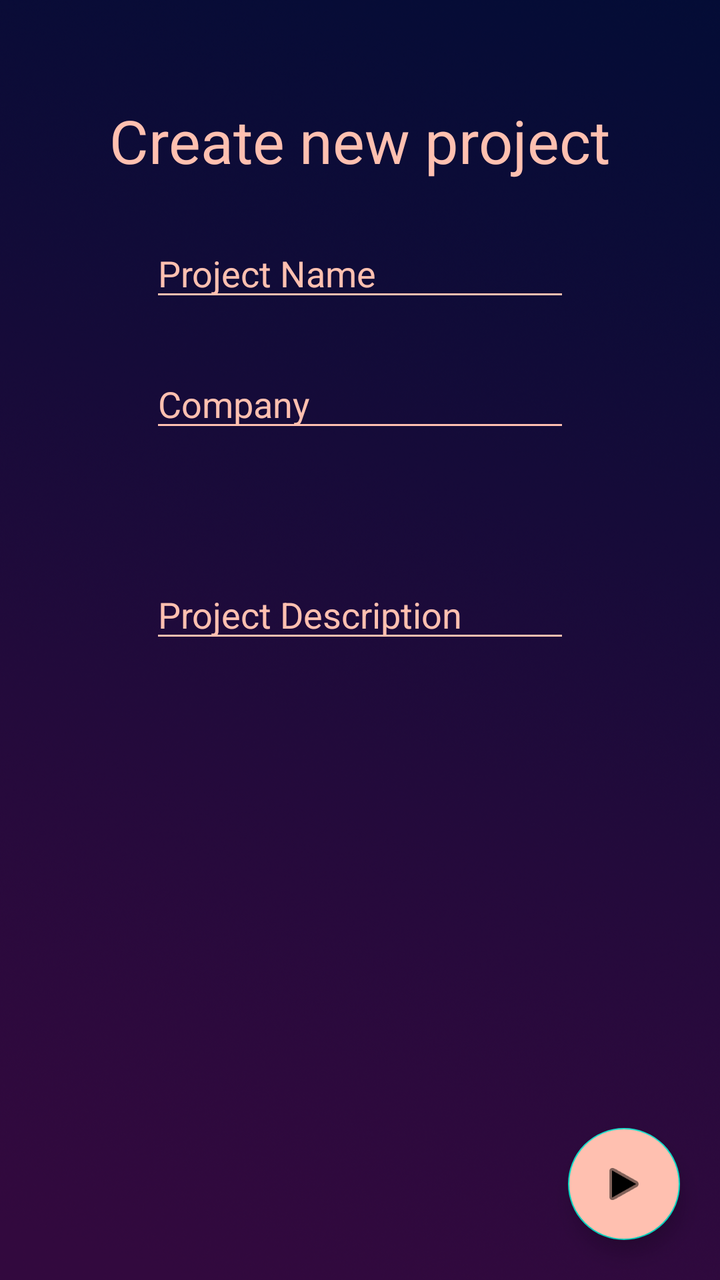
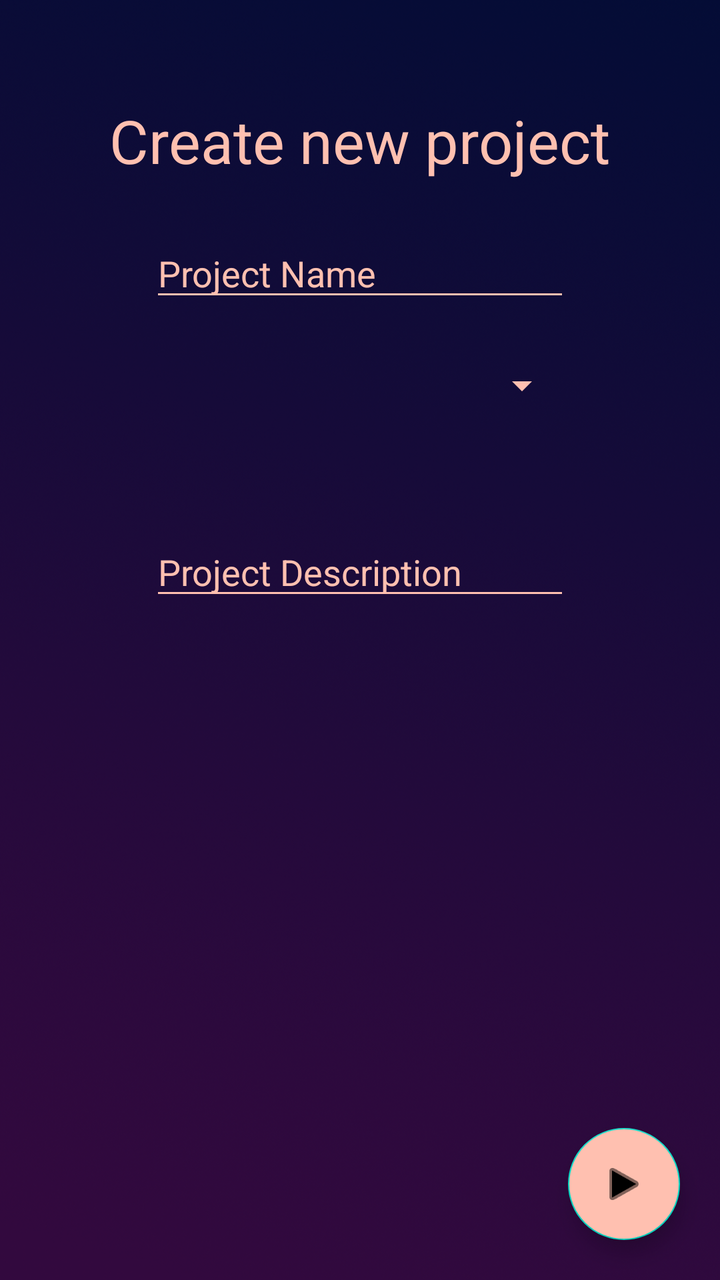

An Android layout rendered at two revisions. The XML below is the earlier revision; the diff shows what the commit changed to produce the second picture.
<!-- AndroidManifest.xml: activity theme Theme.Tasqr_NoToolBar -->
<!-- res/layout/activity_addproject.xml -->
<?xml version="1.0" encoding="utf-8"?>
<androidx.constraintlayout.widget.ConstraintLayout
    xmlns:android="http://schemas.android.com/apk/res/android"
    xmlns:app="http://schemas.android.com/apk/res-auto"
    xmlns:tools="http://schemas.android.com/tools"
    android:layout_width="match_parent"
    android:layout_height="match_parent"
    android:background="@drawable/backgroundlogin"
    >

    <EditText
        android:id="@+id/addedCompanyName"
        android:layout_width="wrap_content"
        android:layout_height="wrap_content"
        android:layout_marginTop="24dp"
        android:backgroundTint="@color/text_color"
        android:ems="10"
        android:hint="@string/projname"
        android:inputType="textPersonName"
        android:textColor="@color/text_color"
        android:textColorHint="@color/text_color"
        app:layout_constraintEnd_toEndOf="@+id/textView4"
        app:layout_constraintStart_toStartOf="@+id/textView4"
        app:layout_constraintTop_toBottomOf="@+id/textView4" />

    <EditText
        android:id="@+id/addedProjectOwner"
        android:layout_width="wrap_content"
        android:layout_height="wrap_content"
        android:layout_marginTop="24dp"
        android:backgroundTint="@color/text_color"
        android:ems="10"
        android:hint="@string/company"
        android:inputType="textPersonName"
        android:textColor="@color/text_color"
        android:textColorHint="@color/text_color"
        app:layout_constraintEnd_toEndOf="@+id/addedCompanyName"
        app:layout_constraintStart_toStartOf="@+id/addedCompanyName"
        app:layout_constraintTop_toBottomOf="@+id/addedCompanyName" />

    <TextView
        android:id="@+id/textView4"
        android:layout_width="wrap_content"
        android:layout_height="wrap_content"
        android:layout_marginTop="50dp"
        android:text="@string/newproj"
        android:textColor="@color/text_color"
        android:textSize="30sp"
        app:layout_constraintEnd_toEndOf="parent"
        app:layout_constraintStart_toStartOf="parent"
        app:layout_constraintTop_toTopOf="parent" />

    <EditText
        android:id="@+id/desc"
        android:layout_width="wrap_content"
        android:layout_height="wrap_content"
        android:layout_marginTop="64dp"
        android:backgroundTint="@color/text_color"
        android:ems="10"
        android:gravity="start|top"
        android:hint="@string/projdesc"
        android:inputType="textMultiLine"
        android:textColor="@color/text_color"
        android:textColorHint="@color/text_color"
        app:layout_constraintEnd_toEndOf="@+id/addedProjectOwner"
        app:layout_constraintStart_toStartOf="@+id/addedProjectOwner"
        app:layout_constraintTop_toBottomOf="@+id/addedProjectOwner" />


    <com.google.android.material.floatingactionbutton.FloatingActionButton
        android:id="@+id/addPeopleButton"
        android:layout_width="wrap_content"
        android:layout_height="wrap_content"
        android:layout_marginEnd="20dp"
        android:layout_marginBottom="20dp"
        android:backgroundTint="@color/text_color"
        android:src="@android:drawable/ic_media_play"
        app:layout_constraintBottom_toBottomOf="parent"
        app:layout_constraintEnd_toEndOf="parent"
        app:rippleColor="@color/tasqr_yellow"/>
</androidx.constraintlayout.widget.ConstraintLayout>
<!-- resources referenced by this layout -->
<resources>
  <color name="tasqr_yellow">#FFD900</color>
  <color name="text_color">#FFC0B0</color>
  <!-- drawable backgroundlogin: jpg bitmap (drawable, 9335 bytes) -->
  <string name="company">Company</string>
  <string name="newproj">Create new project</string>
  <string name="projdesc">Project Description</string>
  <string name="projname">Project Name</string>
  <style name="Theme.Tasqr_NoToolBar" parent="Theme.MaterialComponents.Light.NoActionBar">
          
          <item name="colorPrimary">@color/tasqr_yellow</item>
          <item name="colorPrimaryVariant">@color/purple_700</item>
          <item name="colorOnPrimary">@color/white</item>
          
          <item name="colorSecondary">@color/teal_200</item>
          <item name="colorSecondaryVariant">@color/teal_700</item>
          <item name="colorOnSecondary">@color/black</item>
          
          <item name="android:statusBarColor">@color/status_bar_color</item>
          
      </style>
  <color name="purple_700">#FF3700B3</color>
  <color name="white">#FFFFFFFF</color>
  <color name="teal_200">#FF03DAC5</color>
  <color name="teal_700">#FF018786</color>
  <color name="black">#FF000000</color>
  <color name="status_bar_color">#070C36</color>
</resources>

<!-- the commit's change to res/layout/activity_addproject.xml (unified diff, before → after) -->
@@ -23,21 +23,6 @@
         app:layout_constraintStart_toStartOf="@+id/textView4"
         app:layout_constraintTop_toBottomOf="@+id/textView4" />
 
-    <EditText
-        android:id="@+id/addedProjectOwner"
-        android:layout_width="wrap_content"
-        android:layout_height="wrap_content"
-        android:layout_marginTop="24dp"
-        android:backgroundTint="@color/text_color"
-        android:ems="10"
-        android:hint="@string/company"
-        android:inputType="textPersonName"
-        android:textColor="@color/text_color"
-        android:textColorHint="@color/text_color"
-        app:layout_constraintEnd_toEndOf="@+id/addedCompanyName"
-        app:layout_constraintStart_toStartOf="@+id/addedCompanyName"
-        app:layout_constraintTop_toBottomOf="@+id/addedCompanyName" />
-
     <TextView
         android:id="@+id/textView4"
         android:layout_width="wrap_content"
@@ -50,11 +35,12 @@
         app:layout_constraintStart_toStartOf="parent"
         app:layout_constraintTop_toTopOf="parent" />
 
+
     <EditText
         android:id="@+id/desc"
         android:layout_width="wrap_content"
         android:layout_height="wrap_content"
-        android:layout_marginTop="64dp"
+        android:layout_marginTop="50dp"
         android:backgroundTint="@color/text_color"
         android:ems="10"
         android:gravity="start|top"
@@ -62,10 +48,10 @@
         android:inputType="textMultiLine"
         android:textColor="@color/text_color"
         android:textColorHint="@color/text_color"
-        app:layout_constraintEnd_toEndOf="@+id/addedProjectOwner"
-        app:layout_constraintStart_toStartOf="@+id/addedProjectOwner"
-        app:layout_constraintTop_toBottomOf="@+id/addedProjectOwner" />
-
+        app:layout_constraintEnd_toEndOf="@+id/chooseCompanySpinner"
+        app:layout_constraintHorizontal_bias="0.0"
+        app:layout_constraintStart_toStartOf="@+id/chooseCompanySpinner"
+        app:layout_constraintTop_toBottomOf="@+id/chooseCompanySpinner" />
 
     <com.google.android.material.floatingactionbutton.FloatingActionButton
         android:id="@+id/addPeopleButton"
@@ -78,4 +64,17 @@
         app:layout_constraintBottom_toBottomOf="parent"
         app:layout_constraintEnd_toEndOf="parent"
         app:rippleColor="@color/tasqr_yellow"/>
+
+    <Spinner
+        android:id="@+id/chooseCompanySpinner"
+        android:layout_width="210dp"
+        android:layout_height="42dp"
+        android:layout_marginTop="16dp"
+        android:backgroundTint="@color/text_color"
+        android:textColor="@color/text_color"
+        android:textColorHint="@color/text_color"
+        app:layout_constraintEnd_toEndOf="@+id/addedCompanyName"
+        app:layout_constraintHorizontal_bias="0.0"
+        app:layout_constraintStart_toStartOf="@+id/addedCompanyName"
+        app:layout_constraintTop_toBottomOf="@+id/addedCompanyName" />
 </androidx.constraintlayout.widget.ConstraintLayout>
<!-- resource entries referenced after the edit -->
@@ -3,7 +3,6 @@
   <color name="tasqr_yellow">#FFD900</color>
   <color name="text_color">#FFC0B0</color>
   <!-- drawable backgroundlogin: jpg bitmap (drawable, 9335 bytes) -->
-  <string name="company">Company</string>
   <string name="newproj">Create new project</string>
   <string name="projdesc">Project Description</string>
   <string name="projname">Project Name</string>
